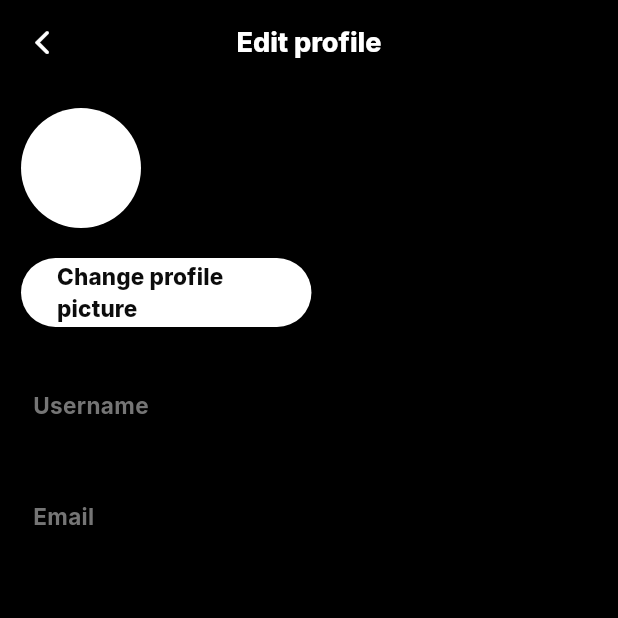
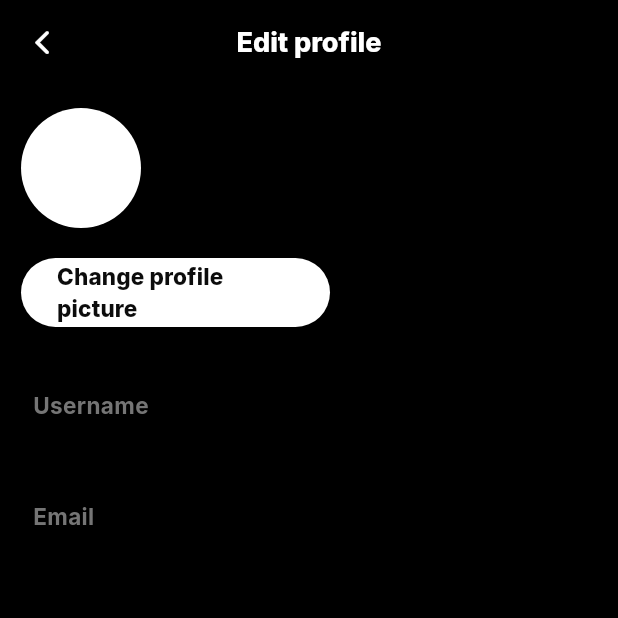
Before and after one commit to Tho100/revent, a Flutter app: the EditProfilePage screen opened directly, on a phone screen of 412 x 824 dp, the top half of it. Run offline on Flutter 3.47's test engine with Material 3 defaults, Android fonts, the phone set to English and light mode, and no system bars; our stand-ins replace flutter_dotenv, flutter_native_image, get_it, google_fonts; missing offline and left inert: encrypt, image_picker_plus, mysql_client.

Commit message:
Updated change-pfp button size

```diff
--- a/lib/pages/edit_profile_page.dart
+++ b/lib/pages/edit_profile_page.dart
@@ -77,7 +77,7 @@ class EditProfilePageState extends State<EditProfilePage> {
         const SizedBox(height: 20),
 
         MainButton(
-          customWidth: MediaQuery.of(context).size.width * 0.47,
+          customWidth: MediaQuery.of(context).size.width * 0.50,
           customHeight: 46,
           customFontSize: 15,
           text: 'Change profile picture',
```
